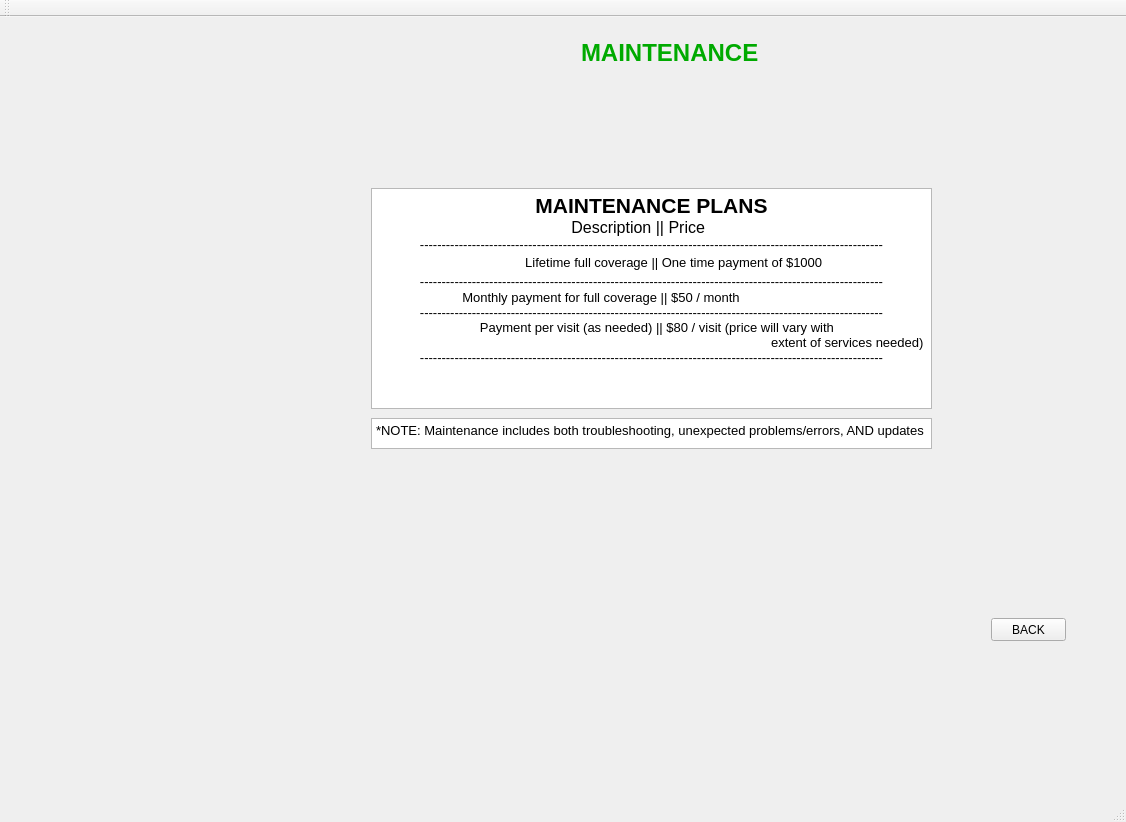
First picture: the form in mainwindow.ui, repository TheSoullessOne/Group-Project-2, before the edit.
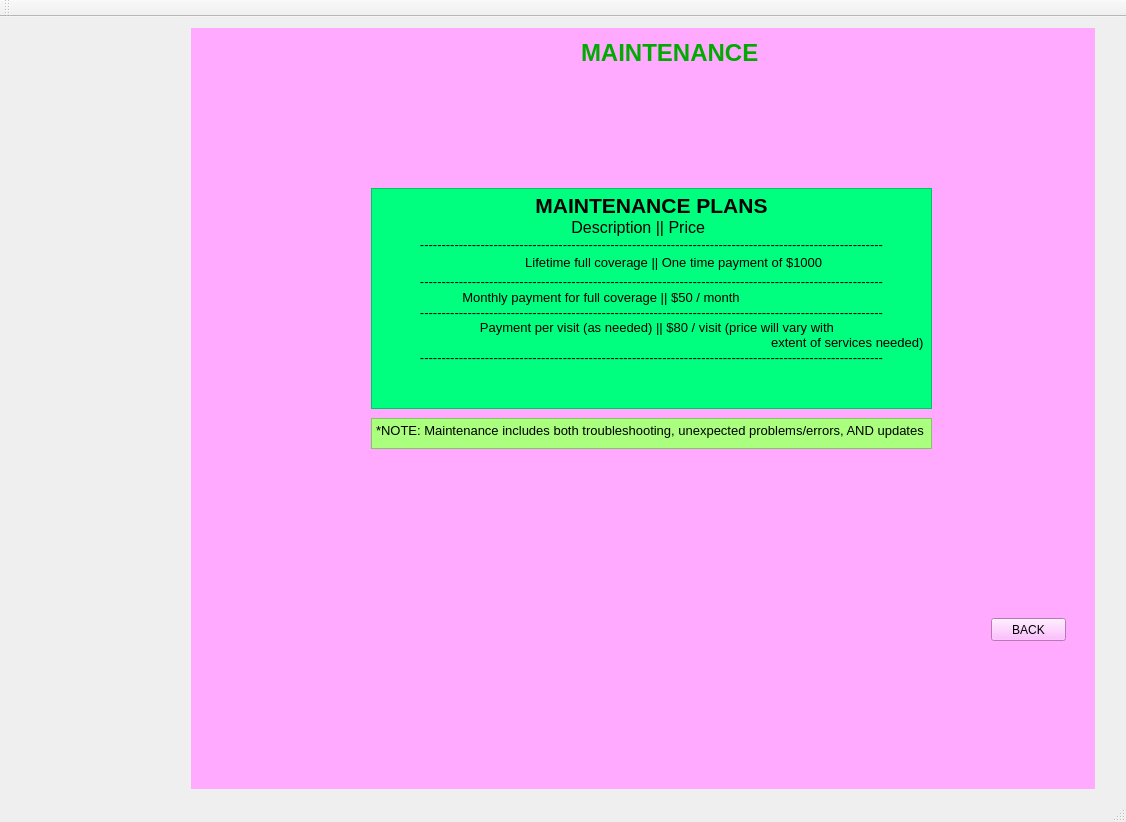
Second picture: the form after the edit. Custom widgets are drawn as their Qt base class.

Commit message: maintenance coloring

```diff
--- a/mainwindow.ui
+++ b/mainwindow.ui
@@ -68,6 +68,9 @@
     </item>
     <item row="0" column="2">
      <widget class="QStackedWidget" name="Main_Menu">
+      <property name="styleSheet">
+       <string notr="true">background-color: rgb(255, 170, 255);</string>
+      </property>
       <property name="currentIndex">
        <number>6</number>
       </property>
@@ -1143,6 +1146,9 @@
           <height>221</height>
          </rect>
         </property>
+        <property name="styleSheet">
+         <string notr="true">background-color: rgb(0, 255, 127);</string>
+        </property>
         <property name="html">
          <string>&lt;!DOCTYPE HTML PUBLIC &quot;-//W3C//DTD HTML 4.0//EN&quot; &quot;http://www.w3.org/TR/REC-html40/strict.dtd&quot;&gt;
 &lt;html&gt;&lt;head&gt;&lt;meta name=&quot;qrichtext&quot; content=&quot;1&quot; /&gt;&lt;style type=&quot;text/css&quot;&gt;
@@ -1184,6 +1190,9 @@
           <height>31</height>
          </rect>
         </property>
+        <property name="styleSheet">
+         <string notr="true">background-color: rgb(170, 255, 127);</string>
+        </property>
         <property name="html">
          <string>&lt;!DOCTYPE HTML PUBLIC &quot;-//W3C//DTD HTML 4.0//EN&quot; &quot;http://www.w3.org/TR/REC-html40/strict.dtd&quot;&gt;
 &lt;html&gt;&lt;head&gt;&lt;meta name=&quot;qrichtext&quot; content=&quot;1&quot; /&gt;&lt;style type=&quot;text/css&quot;&gt;
```
